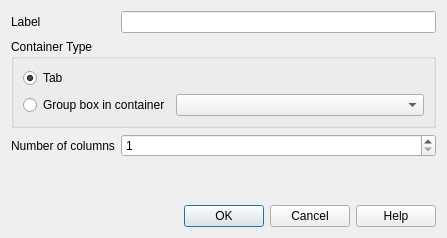
Qt form src/ui/qgsaddtaborgroupbase.ui (nextgis/nextgisqgis) before a commit.
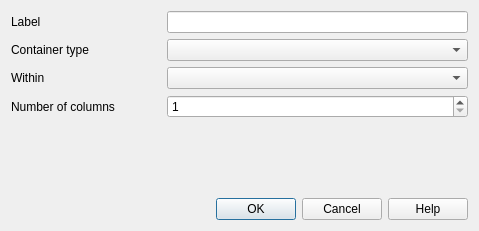
The same form after that commit. Custom widgets are drawn as their Qt base class.

```diff
--- a/src/ui/qgsaddtaborgroupbase.ui
+++ b/src/ui/qgsaddtaborgroupbase.ui
@@ -6,44 +6,18 @@
    <rect>
     <x>0</x>
     <y>0</y>
-    <width>447</width>
-    <height>238</height>
+    <width>479</width>
+    <height>231</height>
    </rect>
   </property>
   <property name="windowTitle">
    <string notr="true">Dialog</string>
   </property>
-  <layout class="QGridLayout" name="gridLayout_0">
-   <item row="0" column="0">
-    <widget class="QLabel" name="label">
-     <property name="sizePolicy">
-      <sizepolicy hsizetype="Fixed" vsizetype="Preferred">
-       <horstretch>0</horstretch>
-       <verstretch>0</verstretch>
-      </sizepolicy>
-     </property>
-     <property name="text">
-      <string>Label</string>
-     </property>
-    </widget>
-   </item>
+  <layout class="QGridLayout" name="gridLayout_0" columnstretch="1,2">
    <item row="0" column="1">
     <widget class="QLineEdit" name="mName"/>
    </item>
-   <item row="2" column="0">
-    <widget class="QLabel" name="label_3">
-     <property name="sizePolicy">
-      <sizepolicy hsizetype="Fixed" vsizetype="Preferred">
-       <horstretch>0</horstretch>
-       <verstretch>0</verstretch>
-      </sizepolicy>
-     </property>
-     <property name="text">
-      <string>Number of columns</string>
-     </property>
-    </widget>
-   </item>
-   <item row="3" column="0">
+   <item row="4" column="0">
     <spacer name="verticalSpacer">
      <property name="orientation">
       <enum>Qt::Vertical</enum>
@@ -56,55 +30,41 @@
      </property>
     </spacer>
    </item>
-   <item row="1" column="0" colspan="2">
-    <widget class="QGroupBox" name="groupBox">
-     <property name="title">
-      <string>Container Type</string>
+   <item row="1" column="1">
+    <widget class="QComboBox" name="mTypeCombo"/>
+   </item>
+   <item row="1" column="0">
+    <widget class="QLabel" name="label_2">
+     <property name="text">
+      <string>Container type</string>
      </property>
-     <layout class="QGridLayout" name="gridLayout_2">
-      <item row="0" column="0">
-       <widget class="QRadioButton" name="mTabButton">
-        <property name="text">
-         <string>Tab</string>
-        </property>
-        <property name="checked">
-         <bool>true</bool>
-        </property>
-        <attribute name="buttonGroup">
-         <string notr="true">buttonGroup</string>
-        </attribute>
-       </widget>
-      </item>
-      <item row="1" column="0">
-       <widget class="QRadioButton" name="mGroupButton">
-        <property name="sizePolicy">
-         <sizepolicy hsizetype="Fixed" vsizetype="Fixed">
-          <horstretch>0</horstretch>
-          <verstretch>0</verstretch>
-         </sizepolicy>
-        </property>
-        <property name="text">
-         <string>Group box in container</string>
-        </property>
-        <property name="checked">
-         <bool>false</bool>
-        </property>
-        <attribute name="buttonGroup">
-         <string notr="true">buttonGroup</string>
-        </attribute>
-       </widget>
-      </item>
-      <item row="1" column="1">
-       <widget class="QComboBox" name="mTabList">
-        <property name="enabled">
-         <bool>true</bool>
-        </property>
-       </widget>
-      </item>
-     </layout>
     </widget>
    </item>
    <item row="2" column="1">
+    <widget class="QComboBox" name="mParentCombo">
+     <property name="enabled">
+      <bool>true</bool>
+     </property>
+    </widget>
+   </item>
+   <item row="5" column="0" colspan="2">
+    <widget class="QDialogButtonBox" name="buttonBox">
+     <property name="orientation">
+      <enum>Qt::Horizontal</enum>
+     </property>
+     <property name="standardButtons">
+      <set>QDialogButtonBox::Cancel|QDialogButtonBox::Help|QDialogButtonBox::Ok</set>
+     </property>
+    </widget>
+   </item>
+   <item row="3" column="0">
+    <widget class="QLabel" name="mColumnsLabel">
+     <property name="text">
+      <string>Number of columns</string>
+     </property>
+    </widget>
+   </item>
+   <item row="3" column="1">
     <widget class="QgsSpinBox" name="mColumnCountSpinBox">
      <property name="minimum">
       <number>1</number>
@@ -114,13 +74,17 @@
      </property>
     </widget>
    </item>
-   <item row="4" column="0" colspan="2">
-    <widget class="QDialogButtonBox" name="buttonBox">
-     <property name="orientation">
-      <enum>Qt::Horizontal</enum>
+   <item row="0" column="0">
+    <widget class="QLabel" name="label">
+     <property name="text">
+      <string>Label</string>
      </property>
-     <property name="standardButtons">
-      <set>QDialogButtonBox::Cancel|QDialogButtonBox::Help|QDialogButtonBox::Ok</set>
+    </widget>
+   </item>
+   <item row="2" column="0">
+    <widget class="QLabel" name="mLabelParent">
+     <property name="text">
+      <string>Within</string>
      </property>
     </widget>
    </item>
```
Left out of the diff: 3 changed lines with no effect on the pictures.
